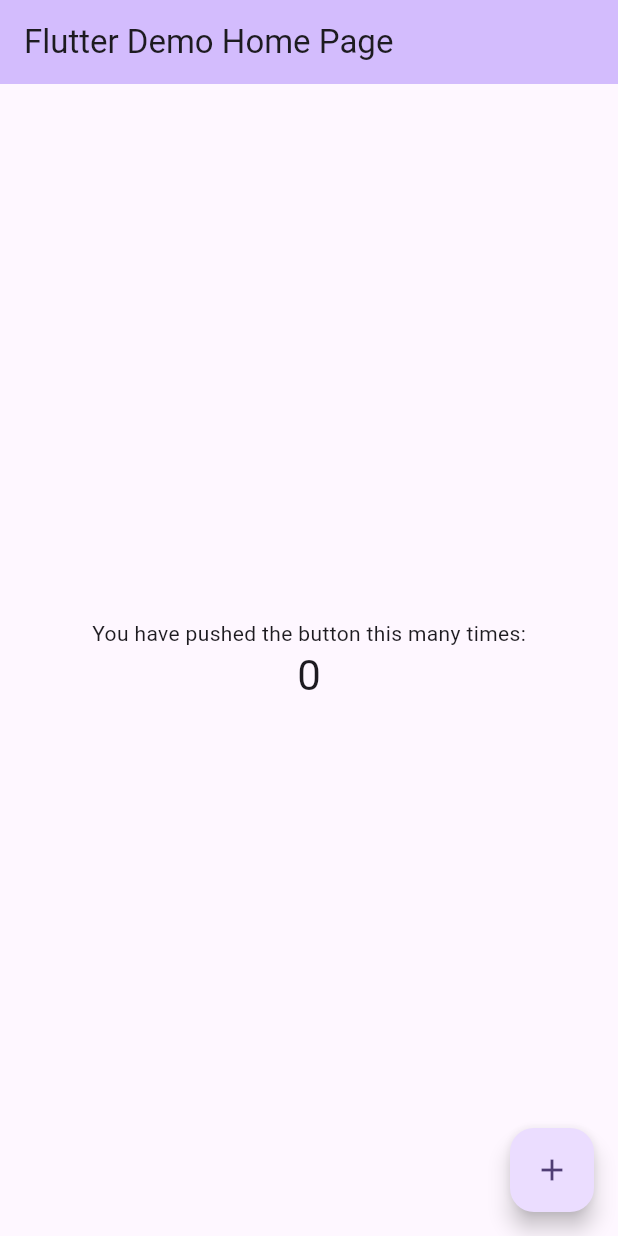
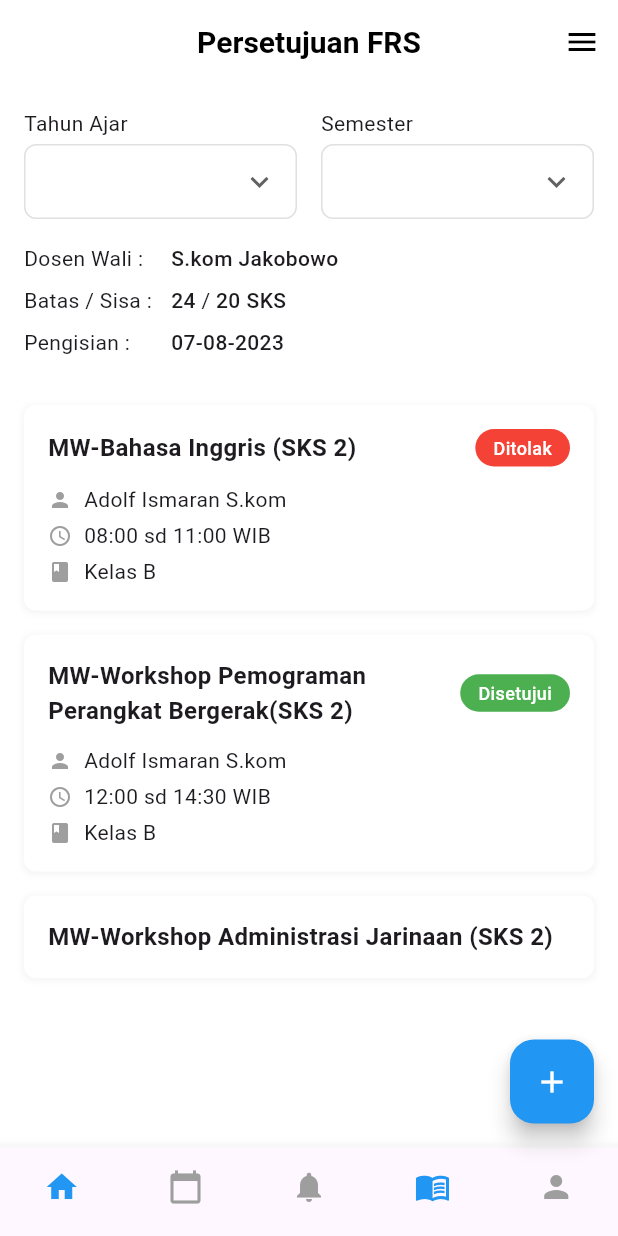
Before and after one commit to Siakad-WPF-x-WPPB/TimelyU, a Flutter app: the screen it shows after launch, on a phone screen of 412 x 824 dp. Run offline on Flutter 3.47's test engine with Material 3 defaults, Android fonts, the phone set to English and light mode, and no system bars; our stand-ins replace phosphor_flutter.

Commit message:
feat: frs page

```diff
--- a/lib/main.dart
+++ b/lib/main.dart
@@ -1,4 +1,5 @@
 import 'package:flutter/material.dart';
+import 'package:timelyu/modules/frs/frs_screen.dart';
 
 void main() {
   runApp(const MyApp());
@@ -30,7 +31,7 @@
         // tested with just a hot reload.
         colorScheme: ColorScheme.fromSeed(seedColor: Colors.deepPurple),
       ),
-      home: const MyHomePage(title: 'Flutter Demo Home Page'),
+      home: FrsScreen(),
     );
   }
 }
--- a/lib/modules/frs/frs_screen.dart
+++ b/lib/modules/frs/frs_screen.dart
@@ -0,0 +1,353 @@
+import 'package:flutter/material.dart';
+import 'package:phosphor_flutter/phosphor_flutter.dart';
+
+class FrsScreen extends StatefulWidget {
+  const FrsScreen({super.key});
+
+  @override
+  State<FrsScreen> createState() => _FrsScreenState();
+}
+
+class _FrsScreenState extends State<FrsScreen> {
+  final tahunAjarItems = ['2023/2024', '2022/2023', '2021/2022'];
+  final semesterItems = ['Ganjil', 'Genap', 'Pendek'];
+  String? tahunAjarValue;
+  String? semesterValue;
+
+  @override
+  Widget build(BuildContext context) {
+    return Scaffold(
+      backgroundColor: Colors.white,
+      appBar: AppBar(
+        title: const Text(
+          'Persetujuan FRS',
+          style: TextStyle(
+            fontSize: 20,
+            fontWeight: FontWeight.bold,
+            color: Colors.black,
+          ),
+        ),
+        centerTitle: true,
+        backgroundColor: Colors.white,
+        elevation: 0,
+        actions: [
+          IconButton(
+            onPressed: () {},
+            icon: const Icon(Icons.menu, color: Colors.black),
+          ),
+        ],
+      ),
+      body: SafeArea(
+        child: Column(
+          children: [
+            // Upper part - Selections and Info
+            Padding(
+              padding: const EdgeInsets.symmetric(horizontal: 16.0),
+              child: Column(
+                crossAxisAlignment: CrossAxisAlignment.start,
+                children: [
+                  // Dropdowns
+                  const SizedBox(height: 16),
+                  Row(
+                    mainAxisAlignment: MainAxisAlignment.spaceBetween,
+                    children: [
+                      // Tahun Ajar Dropdown
+                      Expanded(
+                        child: Column(
+                          crossAxisAlignment: CrossAxisAlignment.start,
+                          children: [
+                            const Text(
+                              'Tahun Ajar',
+                              style: TextStyle(fontSize: 14),
+                            ),
+                            const SizedBox(height: 4),
+                            Container(
+                              padding: const EdgeInsets.symmetric(
+                                horizontal: 12.0,
+                              ),
+                              decoration: BoxDecoration(
+                                border: Border.all(
+                                  color: Colors.black12,
+                                  width: 1,
+                                ),
+                                borderRadius: BorderRadius.circular(8),
+                              ),
+                              child: DropdownButtonHideUnderline(
+                                child: DropdownButton<String>(
+                                  icon: const Icon(Icons.keyboard_arrow_down),
+                                  isExpanded: true,
+                                  hint: const Text(""),
+                                  value: tahunAjarValue,
+                                  items:
+                                      tahunAjarItems
+                                          .map(buildMenuItem)
+                                          .toList(),
+                                  onChanged:
+                                      (value) => setState(
+                                        () => tahunAjarValue = value,
+                                      ),
+                                ),
+                              ),
+                            ),
+                          ],
+                        ),
+                      ),
+                      const SizedBox(width: 16),
+                      // Semester Dropdown
+                      Expanded(
+                        child: Column(
+                          crossAxisAlignment: CrossAxisAlignment.start,
+                          children: [
+                            const Text(
+                              'Semester',
+                              style: TextStyle(fontSize: 14),
+                            ),
+                            const SizedBox(height: 4),
+                            Container(
+                              padding: const EdgeInsets.symmetric(
+                                horizontal: 12.0,
+                              ),
+                              decoration: BoxDecoration(
+                                border: Border.all(
+                                  color: Colors.black12,
+                                  width: 1,
+                                ),
+                                borderRadius: BorderRadius.circular(8),
+                              ),
+                              child: DropdownButtonHideUnderline(
+                                child: DropdownButton<String>(
+                                  icon: const Icon(Icons.keyboard_arrow_down),
+                                  isExpanded: true,
+                                  hint: const Text(""),
+                                  value: semesterValue,
+                                  items:
+                                      semesterItems.map(buildMenuItem).toList(),
+                                  onChanged:
+                                      (value) =>
+                                          setState(() => semesterValue = value),
+                                ),
+                              ),
+                            ),
+                          ],
+                        ),
+                      ),
+                    ],
+                  ),
+
+                  // Info Fields
+                  const SizedBox(height: 16),
+                  _buildInfoRow('Dosen Wali', 'S.kom Jakobowo'),
+                  const SizedBox(height: 8),
+                  _buildKreditRow('Batas / Sisa', '24', '20', 'SKS'),
+                  const SizedBox(height: 8),
+                  _buildInfoRow('Pengisian', '07-08-2023'),
+                  const SizedBox(height: 16),
+                ],
+              ),
+            ),
+
+            // Course List
+            Expanded(
+              child: ListView(
+                padding: const EdgeInsets.all(16),
+                children: [
+                  _buildCourseCard(
+                    title: 'MW-Bahasa Inggris (SKS 2)',
+                    status: 'Ditolak',
+                    isApproved: false,
+                    lecturer: 'Adolf Ismaran S.kom',
+                    time: '08:00 sd 11:00 WIB',
+                    classroom: 'Kelas B',
+                  ),
+                  const SizedBox(height: 16),
+                  _buildCourseCard(
+                    title: 'MW-Workshop Pemograman Perangkat Bergerak(SKS 2)',
+                    status: 'Disetujui',
+                    isApproved: true,
+                    lecturer: 'Adolf Ismaran S.kom',
+                    time: '12:00 sd 14:30 WIB',
+                    classroom: 'Kelas B',
+                  ),
+                  const SizedBox(height: 16),
+                  _buildCourseCard(
+                    title: 'MW-Workshop Administrasi Jarinaan (SKS 2)',
+                    status: '',
+                    isApproved: null,
+                    lecturer: '',
+                    time: '',
+                    classroom: '',
+                    showDetails: false,
+                  ),
+                ],
+              ),
+            ),
+          ],
+        ),
+      ),
+      floatingActionButton: FloatingActionButton(
+        onPressed: () {},
+        backgroundColor: Colors.blue,
+        child: const Icon(Icons.add, color: Colors.white),
+      ),
+      bottomNavigationBar: BottomNavigationBar(
+        type: BottomNavigationBarType.fixed,
+        items: const [
+          BottomNavigationBarItem(icon: Icon(Icons.home), label: ''),
+          BottomNavigationBarItem(icon: Icon(Icons.calendar_today), label: ''),
+          BottomNavigationBarItem(icon: Icon(Icons.notifications), label: ''),
+          BottomNavigationBarItem(
+            icon: Icon(Icons.menu_book, color: Colors.blue),
+            label: '',
+          ),
+          BottomNavigationBarItem(icon: Icon(Icons.person), label: ''),
+        ],
+        selectedItemColor: Colors.blue,
+        unselectedItemColor: Colors.grey,
+        showSelectedLabels: false,
+        showUnselectedLabels: false,
+      ),
+    );
+  }
+
+  Widget _buildInfoRow(String label, String value) {
+    return Row(
+      children: [
+        SizedBox(
+          width: 90,
+          child: Text('$label :', style: const TextStyle(fontSize: 14)),
+        ),
+        const SizedBox(width: 8),
+        Text(
+          value,
+          style: const TextStyle(fontSize: 14, fontWeight: FontWeight.w500),
+        ),
+      ],
+    );
+  }
+
+  Widget _buildKreditRow(
+    String label,
+    String value1,
+    String value2,
+    String unit,
+  ) {
+    return Row(
+      children: [
+        SizedBox(
+          width: 90,
+          child: Text('$label :', style: const TextStyle(fontSize: 14)),
+        ),
+        const SizedBox(width: 8),
+        Text(
+          value1,
+          style: const TextStyle(fontSize: 14, fontWeight: FontWeight.w500),
+        ),
+        const Text(' / '),
+        Text(
+          value2,
+          style: const TextStyle(fontSize: 14, fontWeight: FontWeight.w500),
+        ),
+        const SizedBox(width: 4),
+        Text(
+          unit,
+          style: const TextStyle(fontSize: 14, fontWeight: FontWeight.w500),
+        ),
+      ],
+    );
+  }
+
+  Widget _buildCourseCard({
+    required String title,
+    required String status,
+    required bool? isApproved,
+    required String lecturer,
+    required String time,
+    required String classroom,
+    bool showDetails = true,
+  }) {
+    return Container(
+      decoration: BoxDecoration(
+        color: Colors.white,
+        borderRadius: BorderRadius.circular(8),
+        boxShadow: [
+          BoxShadow(
+            color: Colors.grey.withOpacity(0.1),
+            spreadRadius: 1,
+            blurRadius: 3,
+            offset: const Offset(0, 1),
+          ),
+        ],
+      ),
+      child: Padding(
+        padding: const EdgeInsets.all(16.0),
+        child: Column(
+          crossAxisAlignment: CrossAxisAlignment.start,
+          children: [
+            Row(
+              mainAxisAlignment: MainAxisAlignment.spaceBetween,
+              children: [
+                Expanded(
+                  child: Text(
+                    title,
+                    style: const TextStyle(
+                      fontSize: 16,
+                      fontWeight: FontWeight.bold,
+                    ),
+                  ),
+                ),
+                if (isApproved != null)
+                  Container(
+                    padding: const EdgeInsets.symmetric(
+                      horizontal: 12,
+                      vertical: 4,
+                    ),
+                    decoration: BoxDecoration(
+                      color: isApproved ? Colors.green : Colors.red,
+                      borderRadius: BorderRadius.circular(20),
+                    ),
+                    child: Text(
+                      status,
+                      style: const TextStyle(
+                        color: Colors.white,
+                        fontSize: 12,
+                        fontWeight: FontWeight.w500,
+                      ),
+                    ),
+                  ),
+              ],
+            ),
+            if (showDetails) ...[
+              const SizedBox(height: 12),
+              Row(
+                children: [
+                  const Icon(Icons.person, size: 16, color: Colors.grey),
+                  const SizedBox(width: 8),
+                  Text(lecturer, style: const TextStyle(fontSize: 14)),
+                ],
+              ),
+              const SizedBox(height: 4),
+              Row(
+                children: [
+                  const Icon(Icons.access_time, size: 16, color: Colors.grey),
+                  const SizedBox(width: 8),
+                  Text(time, style: const TextStyle(fontSize: 14)),
+                ],
+              ),
+              const SizedBox(height: 4),
+              Row(
+                children: [
+                  const Icon(Icons.class_, size: 16, color: Colors.grey),
+                  const SizedBox(width: 8),
+                  Text(classroom, style: const TextStyle(fontSize: 14)),
+                ],
+              ),
+            ],
+          ],
+        ),
+      ),
+    );
+  }
+
+  DropdownMenuItem<String> buildMenuItem(String item) =>
+      DropdownMenuItem(value: item, child: Text(item));
+}
--- a/pubspec.yaml
+++ b/pubspec.yaml
@@ -34,6 +34,7 @@ dependencies:
   # The following adds the Cupertino Icons font to your application.
   # Use with the CupertinoIcons class for iOS style icons.
   cupertino_icons: ^1.0.8
+  phosphor_flutter: ^2.1.0
 
 dev_dependencies:
   flutter_test:
```
Also changed, not shown: pubspec.lock.
